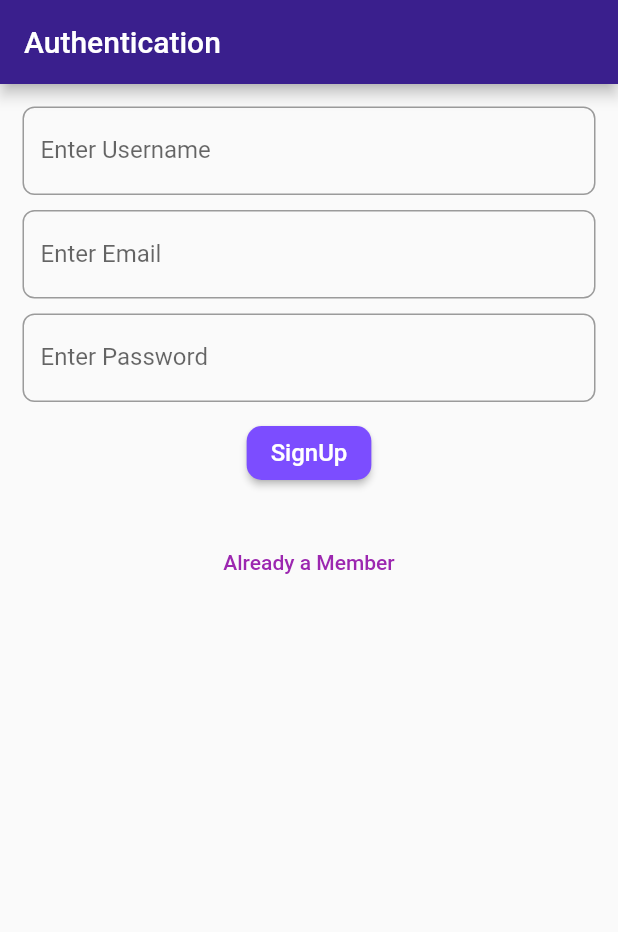
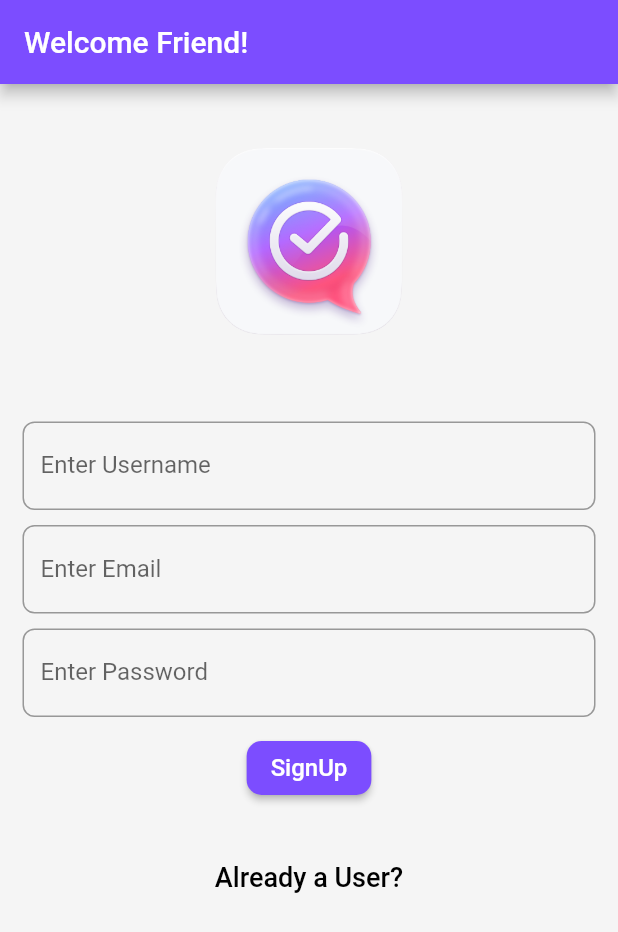
Before and after one commit to Varun-Mayilvaganan/TaskMaster_Pro, a Flutter app: the screen it shows after launch, on a phone screen of 412 x 824 dp. Shown: the top 932 px of the screen. Run offline on Flutter 3.47's test engine with Material 2 defaults, Android fonts, the phone set to English and light mode, and no system bars; our stand-ins replace cloud_firestore, firebase_auth, firebase_core, google_fonts; accounts and stored records are empty.

Commit message:
updated auth

```diff
--- a/lib/auth/authform.dart
+++ b/lib/auth/authform.dart
@@ -56,10 +56,16 @@ class _AuthFormState extends State<AuthForm> {
   @override
   Widget build(BuildContext context) {
     return Container(
+      color: Colors.grey.shade100,
       height: MediaQuery.of(context).size.height,
       width: MediaQuery.of(context).size.width,
       child: ListView(
         children: [
+          Container(
+             margin: EdgeInsets.all(30),
+            height: 150,
+            child: Image.asset('assets/images/todoauths.png'),
+          ),
           Container(
             child: Padding(
               padding: const EdgeInsets.all(15.0),
@@ -181,7 +187,7 @@ class _AuthFormState extends State<AuthForm> {
                   isLoginPage= !isLoginPage;
                 });
               },
-              child: isLoginPage?Text('Not a Member'): Text('Already a Member')
+              child: isLoginPage?Text('Create a new one!',style:GoogleFonts.roboto(fontSize: 18,color: Colors.black)): Text('Already a User?',style:GoogleFonts.roboto(fontSize: 18,color: Colors.black))
               ),
               ),
         ],
--- a/lib/auth/authscreen.dart
+++ b/lib/auth/authscreen.dart
@@ -13,10 +13,10 @@ class _AuthScreenState extends State<AuthScreen> {
   Widget build(BuildContext context) {
     return Scaffold(
       appBar: AppBar(
-        backgroundColor: Color.fromARGB(255, 58, 31, 141),
+        backgroundColor: Colors.deepPurpleAccent,
 
-        title: Text("Authentication",),
-      ),
+        title: Text("Welcome Friend!",),
+    ),
       body: AuthForm(),
     );
   }
```
